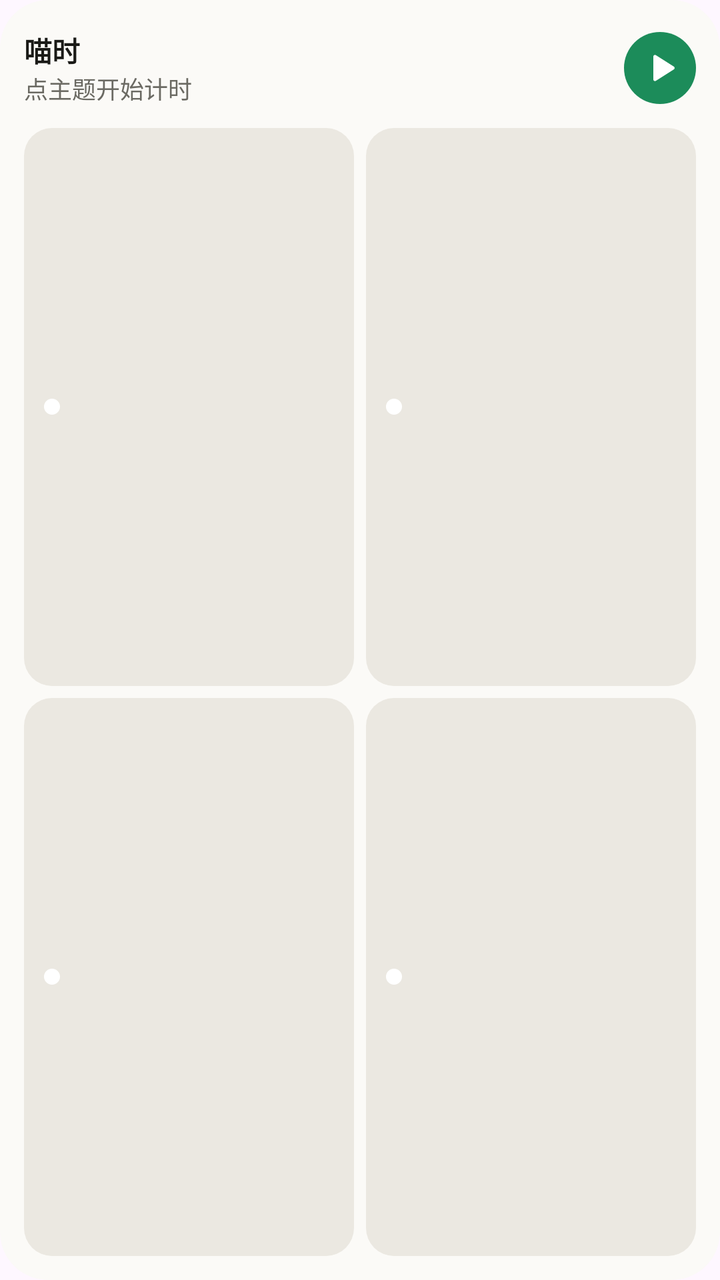
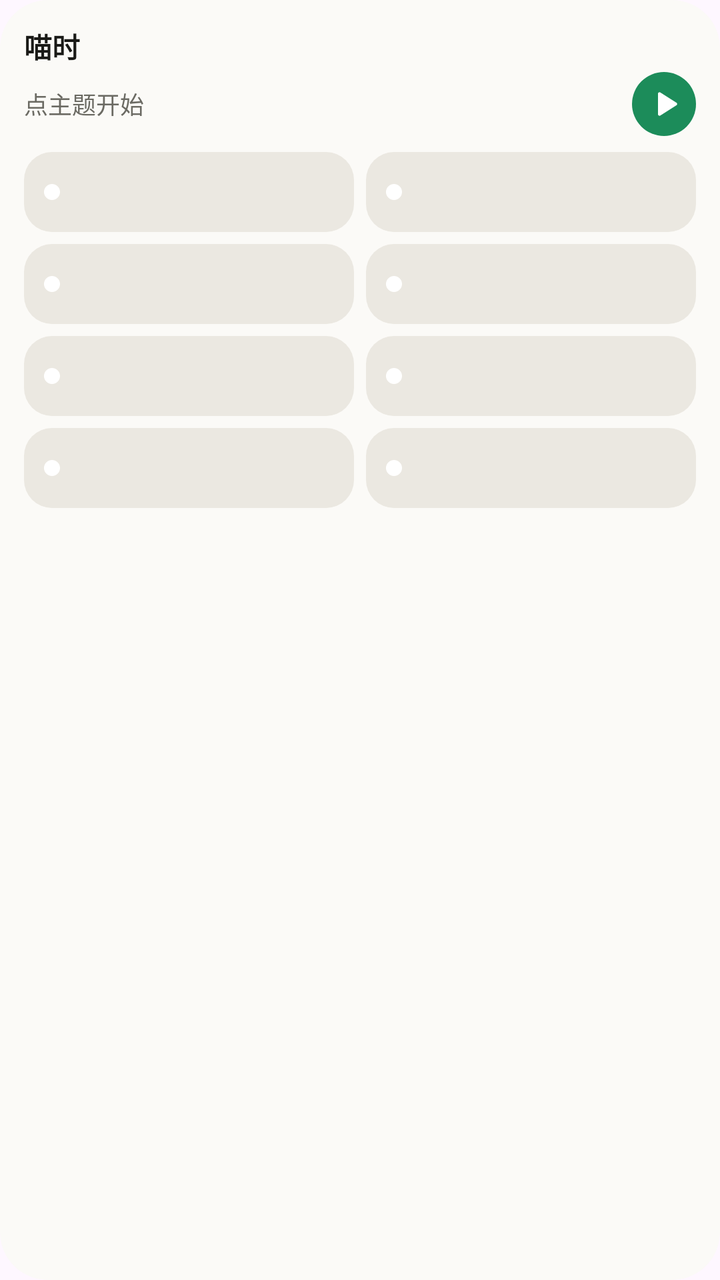

Screens rendered from an Android XML layout before and after an edit, with the pre-edit source and the edit as a unified diff.
<!-- AndroidManifest.xml: application theme Theme.TimeLogDemo -->
<!-- res/layout/widget_tracks.xml -->
<?xml version="1.0" encoding="utf-8"?>
<LinearLayout xmlns:android="http://schemas.android.com/apk/res/android"
    android:layout_width="match_parent"
    android:layout_height="match_parent"
    android:background="@drawable/widget_bg"
    android:orientation="vertical"
    android:padding="12dp">

    
    <LinearLayout
        android:id="@+id/hdr"
        android:layout_width="match_parent"
        android:layout_height="44dp"
        android:gravity="center_vertical"
        android:orientation="horizontal">

        <ImageView
            android:id="@+id/hdr_dot"
            android:layout_width="10dp"
            android:layout_height="10dp"
            android:layout_marginEnd="8dp"
            android:contentDescription="@null"
            android:src="@drawable/widget_dot"
            android:visibility="gone" />

        <LinearLayout
            android:layout_width="0dp"
            android:layout_height="wrap_content"
            android:layout_weight="1"
            android:orientation="vertical">

            <TextView
                android:id="@+id/hdr_title"
                android:layout_width="match_parent"
                android:layout_height="wrap_content"
                android:ellipsize="end"
                android:maxLines="1"
                android:text="@string/app_name"
                android:textColor="@color/widget_on_bg"
                android:textSize="14sp"
                android:textStyle="bold" />

            <Chronometer
                android:id="@+id/hdr_chrono"
                android:layout_width="wrap_content"
                android:layout_height="wrap_content"
                android:fontFeatureSettings="tnum"
                android:textColor="@color/widget_on_bg_variant"
                android:textSize="13sp"
                android:visibility="gone" />

            <TextView
                android:id="@+id/hdr_sub"
                android:layout_width="match_parent"
                android:layout_height="wrap_content"
                android:ellipsize="end"
                android:maxLines="1"
                android:text="点主题开始计时"
                android:textColor="@color/widget_on_bg_variant"
                android:textSize="12sp" />
        </LinearLayout>

        <ImageView
            android:id="@+id/hdr_pause"
            android:layout_width="36dp"
            android:layout_height="36dp"
            android:background="@drawable/widget_round_secondary"
            android:contentDescription="暂停或继续"
            android:padding="8dp"
            android:src="@drawable/ic_widget_pause"
            android:visibility="gone" />

        <ImageView
            android:id="@+id/hdr_stop"
            android:layout_width="36dp"
            android:layout_height="36dp"
            android:layout_marginStart="6dp"
            android:background="@drawable/widget_round_primary"
            android:contentDescription="停止"
            android:padding="9dp"
            android:src="@drawable/ic_widget_stop"
            android:visibility="gone" />

        <ImageView
            android:id="@+id/hdr_quick"
            android:layout_width="36dp"
            android:layout_height="36dp"
            android:background="@drawable/widget_round_primary"
            android:contentDescription="快速开始"
            android:padding="8dp"
            android:src="@drawable/ic_widget_play" />
    </LinearLayout>

    <TextView
        android:id="@+id/empty"
        android:layout_width="match_parent"
        android:layout_height="0dp"
        android:layout_weight="1"
        android:gravity="center"
        android:text="在 app 里新建主题后，可以在这里一键开始"
        android:textColor="@color/widget_on_bg_variant"
        android:textSize="12sp"
        android:visibility="gone" />

    <LinearLayout
        android:id="@+id/grid"
        android:layout_width="match_parent"
        android:layout_height="0dp"
        android:layout_marginTop="8dp"
        android:layout_weight="1"
        android:orientation="vertical">

        <LinearLayout
            android:layout_width="match_parent"
            android:layout_height="0dp"
            android:layout_weight="1"
            android:orientation="horizontal">

            <LinearLayout
                android:id="@+id/slot0"
                style="@style/WidgetTrackSlot"
                android:layout_marginEnd="3dp">
                <ImageView android:id="@+id/slot0_dot" style="@style/WidgetTrackDot" />
                <TextView android:id="@+id/slot0_name" style="@style/WidgetTrackName" />
            </LinearLayout>

            <LinearLayout
                android:id="@+id/slot1"
                style="@style/WidgetTrackSlot"
                android:layout_marginStart="3dp">
                <ImageView android:id="@+id/slot1_dot" style="@style/WidgetTrackDot" />
                <TextView android:id="@+id/slot1_name" style="@style/WidgetTrackName" />
            </LinearLayout>
        </LinearLayout>

        <LinearLayout
            android:id="@+id/row1"
            android:layout_width="match_parent"
            android:layout_height="0dp"
            android:layout_marginTop="6dp"
            android:layout_weight="1"
            android:orientation="horizontal">

            <LinearLayout
                android:id="@+id/slot2"
                style="@style/WidgetTrackSlot"
                android:layout_marginEnd="3dp">
                <ImageView android:id="@+id/slot2_dot" style="@style/WidgetTrackDot" />
                <TextView android:id="@+id/slot2_name" style="@style/WidgetTrackName" />
            </LinearLayout>

            <LinearLayout
                android:id="@+id/slot3"
                style="@style/WidgetTrackSlot"
                android:layout_marginStart="3dp">
                <ImageView android:id="@+id/slot3_dot" style="@style/WidgetTrackDot" />
                <TextView android:id="@+id/slot3_name" style="@style/WidgetTrackName" />
            </LinearLayout>
        </LinearLayout>
    </LinearLayout>
</LinearLayout>
<!-- resources referenced by this layout -->
<resources>
  <color name="widget_on_bg">#FF1A1A17</color>
  <color name="widget_on_bg_variant">#FF6B6A63</color>
  <!-- drawable ic_widget_pause (drawable) -->
  <vector xmlns:android="http://schemas.android.com/apk/res/android"
      android:width="24dp"
      android:height="24dp"
      android:viewportWidth="24"
      android:viewportHeight="24">
      <path
          android:fillColor="#FFFFFFFF"
          android:pathData="M8,19c1.1,0 2,-0.9 2,-2V7c0,-1.1 -0.9,-2 -2,-2s-2,0.9 -2,2v10c0,1.1 0.9,2 2,2zM14,7v10c0,1.1 0.9,2 2,2s2,-0.9 2,-2V7c0,-1.1 -0.9,-2 -2,-2s-2,0.9 -2,2z" />
  </vector>
  <!-- drawable ic_widget_play (drawable) -->
  <vector xmlns:android="http://schemas.android.com/apk/res/android"
      android:width="24dp"
      android:height="24dp"
      android:viewportWidth="24"
      android:viewportHeight="24">
      <path
          android:fillColor="#FFFFFFFF"
          android:pathData="M8,5.14v13.72c0,0.79 0.87,1.27 1.54,0.84l10.78,-6.86c0.62,-0.39 0.62,-1.29 0,-1.69L9.54,4.3C8.87,3.87 8,4.35 8,5.14z" />
  </vector>
  <!-- drawable ic_widget_stop (drawable) -->
  <vector xmlns:android="http://schemas.android.com/apk/res/android"
      android:width="24dp"
      android:height="24dp"
      android:viewportWidth="24"
      android:viewportHeight="24">
      <path
          android:fillColor="#FFFFFFFF"
          android:pathData="M8,6h8c1.1,0 2,0.9 2,2v8c0,1.1 -0.9,2 -2,2H8c-1.1,0 -2,-0.9 -2,-2V8c0,-1.1 0.9,-2 2,-2z" />
  </vector>
  <!-- drawable widget_bg (drawable) -->
  <?xml version="1.0" encoding="utf-8"?>
  <shape xmlns:android="http://schemas.android.com/apk/res/android" android:shape="rectangle">
      <solid android:color="@color/widget_bg" />
      <corners android:radius="24dp" />
  </shape>
  <!-- drawable widget_dot (drawable) -->
  <?xml version="1.0" encoding="utf-8"?>
  <shape xmlns:android="http://schemas.android.com/apk/res/android" android:shape="oval">
      <solid android:color="#FFFFFFFF" />
      <size android:width="10dp" android:height="10dp" />
  </shape>
  <!-- drawable widget_round_primary (drawable) -->
  <?xml version="1.0" encoding="utf-8"?>
  <shape xmlns:android="http://schemas.android.com/apk/res/android" android:shape="oval">
      <solid android:color="@color/widget_accent" />
  </shape>
  <!-- drawable widget_round_secondary (drawable) -->
  <?xml version="1.0" encoding="utf-8"?>
  <shape xmlns:android="http://schemas.android.com/apk/res/android" android:shape="oval">
      <solid android:color="@color/widget_button" />
  </shape>
  <string name="app_name">喵时</string>
  <style name="WidgetTrackDot">
          <item name="android:layout_width">8dp</item>
          <item name="android:layout_height">8dp</item>
          <item name="android:layout_marginEnd">7dp</item>
          <item name="android:src">@drawable/widget_dot</item>
          <item name="android:contentDescription">@null</item>
      </style>
  <style name="WidgetTrackName">
          <item name="android:layout_width">0dp</item>
          <item name="android:layout_height">wrap_content</item>
          <item name="android:layout_weight">1</item>
          <item name="android:ellipsize">end</item>
          <item name="android:maxLines">1</item>
          <item name="android:textColor">@color/widget_on_bg</item>
          <item name="android:textSize">13sp</item>
      </style>
  <style name="Theme.TimeLogDemo" parent="Theme.Material3.DayNight.NoActionBar" />
  <color name="widget_bg">#FFFBFAF7</color>
  <color name="widget_accent">#FF1C8C5A</color>
  <color name="widget_button">#FFEBE8E1</color>
  <!-- drawable widget_chip (drawable) -->
  <?xml version="1.0" encoding="utf-8"?>
  <shape xmlns:android="http://schemas.android.com/apk/res/android" android:shape="rectangle">
      <solid android:color="@color/widget_button" />
      <corners android:radius="14dp" />
  </shape>
  <!-- unchanged entries left out for length: 1 -->
</resources>

<!-- the commit's change to res/layout/widget_tracks.xml (unified diff, before → after) -->
@@ -10,86 +10,111 @@
     <LinearLayout
         android:id="@+id/hdr"
         android:layout_width="match_parent"
-        android:layout_height="44dp"
-        android:gravity="center_vertical"
-        android:orientation="horizontal">
-
-        <ImageView
-            android:id="@+id/hdr_dot"
-            android:layout_width="10dp"
-            android:layout_height="10dp"
-            android:layout_marginEnd="8dp"
-            android:contentDescription="@null"
-            android:src="@drawable/widget_dot"
-            android:visibility="gone" />
+        android:layout_height="58dp"
+        android:orientation="vertical">
 
         <LinearLayout
-            android:layout_width="0dp"
-            android:layout_height="wrap_content"
-            android:layout_weight="1"
-            android:orientation="vertical">
+            android:layout_width="match_parent"
+            android:layout_height="22dp"
+            android:gravity="center_vertical"
+            android:orientation="horizontal">
+
+            <ImageView
+                android:id="@+id/hdr_dot"
+                android:layout_width="9dp"
+                android:layout_height="9dp"
+                android:layout_marginEnd="7dp"
+                android:contentDescription="@null"
+                android:src="@drawable/widget_dot"
+                android:visibility="gone" />
 
             <TextView
                 android:id="@+id/hdr_title"
-                android:layout_width="match_parent"
+                android:layout_width="0dp"
                 android:layout_height="wrap_content"
+                android:layout_weight="1"
                 android:ellipsize="end"
                 android:maxLines="1"
                 android:text="@string/app_name"
                 android:textColor="@color/widget_on_bg"
                 android:textSize="14sp"
                 android:textStyle="bold" />
+        </LinearLayout>
 
-            <Chronometer
-                android:id="@+id/hdr_chrono"
-                android:layout_width="wrap_content"
+        <LinearLayout
+            android:layout_width="match_parent"
+            android:layout_height="36dp"
+            android:gravity="center_vertical"
+            android:orientation="horizontal">
+
+            <FrameLayout
+                android:layout_width="0dp"
                 android:layout_height="wrap_content"
-                android:fontFeatureSettings="tnum"
-                android:textColor="@color/widget_on_bg_variant"
-                android:textSize="13sp"
+                android:layout_weight="1">
+
+                <Chronometer
+                    android:id="@+id/hdr_chrono"
+                    android:layout_width="wrap_content"
+                    android:layout_height="wrap_content"
+                    android:fontFeatureSettings="tnum"
+                    android:maxLines="1"
+                    android:textColor="@color/widget_on_bg_variant"
+                    android:textSize="13sp"
+                    android:visibility="gone" />
+
+                <TextView
+                    android:id="@+id/hdr_sub"
+                    android:layout_width="match_parent"
+                    android:layout_height="wrap_content"
+                    android:ellipsize="end"
+                    android:maxLines="1"
+                    android:text="点主题开始"
+                    android:textColor="@color/widget_on_bg_variant"
+                    android:textSize="12sp" />
+            </FrameLayout>
+
+            <ImageView
+                android:id="@+id/hdr_pause"
+                android:layout_width="32dp"
+                android:layout_height="32dp"
+                android:background="@drawable/widget_round_secondary"
+                android:contentDescription="暂停或继续"
+                android:padding="7dp"
+                android:src="@drawable/ic_widget_pause"
                 android:visibility="gone" />
 
-            <TextView
-                android:id="@+id/hdr_sub"
-                android:layout_width="match_parent"
-                android:layout_height="wrap_content"
-                android:ellipsize="end"
-                android:maxLines="1"
-                android:text="点主题开始计时"
-                android:textColor="@color/widget_on_bg_variant"
-                android:textSize="12sp" />
+            <ImageView
+                android:id="@+id/hdr_stop"
+                android:layout_width="32dp"
+                android:layout_height="32dp"
+                android:layout_marginStart="5dp"
+                android:background="@drawable/widget_round_primary"
+                android:contentDescription="结束"
+                android:padding="8dp"
+                android:src="@drawable/ic_widget_stop"
+                android:visibility="gone" />
+
+            <ImageView
+                android:id="@+id/hdr_quick"
+                android:layout_width="32dp"
+                android:layout_height="32dp"
+                android:background="@drawable/widget_round_primary"
+                android:contentDescription="快速开始"
+                android:padding="7dp"
+                android:src="@drawable/ic_widget_play" />
         </LinearLayout>
+    </LinearLayout>
 
-        <ImageView
-            android:id="@+id/hdr_pause"
-            android:layout_width="36dp"
-            android:layout_height="36dp"
-            android:background="@drawable/widget_round_secondary"
-            android:contentDescription="暂停或继续"
-            android:padding="8dp"
-            android:src="@drawable/ic_widget_pause"
-            android:visibility="gone" />
-
-        <ImageView
-            android:id="@+id/hdr_stop"
-            android:layout_width="36dp"
-            android:layout_height="36dp"
-            android:layout_marginStart="6dp"
-            android:background="@drawable/widget_round_primary"
-            android:contentDescription="停止"
-            android:padding="9dp"
-            android:src="@drawable/ic_widget_stop"
-            android:visibility="gone" />
-
-        <ImageView
-            android:id="@+id/hdr_quick"
-            android:layout_width="36dp"
-            android:layout_height="36dp"
-            android:background="@drawable/widget_round_primary"
-            android:contentDescription="快速开始"
-            android:padding="8dp"
-            android:src="@drawable/ic_widget_play" />
-    </LinearLayout>
+    <TextView
+        android:id="@+id/hint"
+        android:layout_width="match_parent"
+        android:layout_height="wrap_content"
+        android:layout_marginTop="4dp"
+        android:maxLines="1"
+        android:text="点主题，归入当前计时"
+        android:textColor="@color/widget_accent"
+        android:textSize="12sp"
+        android:visibility="gone" />
 
     <TextView
         android:id="@+id/empty"
@@ -102,60 +127,55 @@
         android:textSize="12sp"
         android:visibility="gone" />
 
+    
     <LinearLayout
         android:id="@+id/grid"
         android:layout_width="match_parent"
-        android:layout_height="0dp"
-        android:layout_marginTop="8dp"
-        android:layout_weight="1"
+        android:layout_height="wrap_content"
         android:orientation="vertical">
 
-        <LinearLayout
-            android:layout_width="match_parent"
-            android:layout_height="0dp"
-            android:layout_weight="1"
-            android:orientation="horizontal">
-
-            <LinearLayout
-                android:id="@+id/slot0"
-                style="@style/WidgetTrackSlot"
-                android:layout_marginEnd="3dp">
+        <LinearLayout android:id="@+id/row0" style="@style/WidgetTrackRow">
+            <LinearLayout android:id="@+id/slot0" style="@style/WidgetTrackSlot" android:layout_marginEnd="3dp">
                 <ImageView android:id="@+id/slot0_dot" style="@style/WidgetTrackDot" />
                 <TextView android:id="@+id/slot0_name" style="@style/WidgetTrackName" />
             </LinearLayout>
-
-            <LinearLayout
-                android:id="@+id/slot1"
-                style="@style/WidgetTrackSlot"
-                android:layout_marginStart="3dp">
+            <LinearLayout android:id="@+id/slot1" style="@style/WidgetTrackSlot" android:layout_marginStart="3dp">
                 <ImageView android:id="@+id/slot1_dot" style="@style/WidgetTrackDot" />
                 <TextView android:id="@+id/slot1_name" style="@style/WidgetTrackName" />
             </LinearLayout>
         </LinearLayout>
 
-        <LinearLayout
-            android:id="@+id/row1"
-            android:layout_width="match_parent"
-            android:layout_height="0dp"
-            android:layout_marginTop="6dp"
-            android:layout_weight="1"
-            android:orientation="horizontal">
-
-            <LinearLayout
-                android:id="@+id/slot2"
-                style="@style/WidgetTrackSlot"
-                android:layout_marginEnd="3dp">
+        <LinearLayout android:id="@+id/row1" style="@style/WidgetTrackRow">
+            <LinearLayout android:id="@+id/slot2" style="@style/WidgetTrackSlot" android:layout_marginEnd="3dp">
                 <ImageView android:id="@+id/slot2_dot" style="@style/WidgetTrackDot" />
                 <TextView android:id="@+id/slot2_name" style="@style/WidgetTrackName" />
             </LinearLayout>
-
-            <LinearLayout
-                android:id="@+id/slot3"
-                style="@style/WidgetTrackSlot"
-                android:layout_marginStart="3dp">
+            <LinearLayout android:id="@+id/slot3" style="@style/WidgetTrackSlot" android:layout_marginStart="3dp">
                 <ImageView android:id="@+id/slot3_dot" style="@style/WidgetTrackDot" />
                 <TextView android:id="@+id/slot3_name" style="@style/WidgetTrackName" />
             </LinearLayout>
         </LinearLayout>
+
+        <LinearLayout android:id="@+id/row2" style="@style/WidgetTrackRow">
+            <LinearLayout android:id="@+id/slot4" style="@style/WidgetTrackSlot" android:layout_marginEnd="3dp">
+                <ImageView android:id="@+id/slot4_dot" style="@style/WidgetTrackDot" />
+                <TextView android:id="@+id/slot4_name" style="@style/WidgetTrackName" />
+            </LinearLayout>
+            <LinearLayout android:id="@+id/slot5" style="@style/WidgetTrackSlot" android:layout_marginStart="3dp">
+                <ImageView android:id="@+id/slot5_dot" style="@style/WidgetTrackDot" />
+                <TextView android:id="@+id/slot5_name" style="@style/WidgetTrackName" />
+            </LinearLayout>
+        </LinearLayout>
+
+        <LinearLayout android:id="@+id/row3" style="@style/WidgetTrackRow">
+            <LinearLayout android:id="@+id/slot6" style="@style/WidgetTrackSlot" android:layout_marginEnd="3dp">
+                <ImageView android:id="@+id/slot6_dot" style="@style/WidgetTrackDot" />
+                <TextView android:id="@+id/slot6_name" style="@style/WidgetTrackName" />
+            </LinearLayout>
+            <LinearLayout android:id="@+id/slot7" style="@style/WidgetTrackSlot" android:layout_marginStart="3dp">
+                <ImageView android:id="@+id/slot7_dot" style="@style/WidgetTrackDot" />
+                <TextView android:id="@+id/slot7_name" style="@style/WidgetTrackName" />
+            </LinearLayout>
+        </LinearLayout>
     </LinearLayout>
 </LinearLayout>
<!-- resource entries referenced after the edit -->
@@ -71,6 +71,12 @@
           <item name="android:textColor">@color/widget_on_bg</item>
           <item name="android:textSize">13sp</item>
       </style>
+  <style name="WidgetTrackRow">
+          <item name="android:layout_width">match_parent</item>
+          <item name="android:layout_height">40dp</item>
+          <item name="android:layout_marginTop">6dp</item>
+          <item name="android:orientation">horizontal</item>
+      </style>
   <style name="Theme.TimeLogDemo" parent="Theme.Material3.DayNight.NoActionBar" />
   <color name="widget_bg">#FFFBFAF7</color>
   <color name="widget_accent">#FF1C8C5A</color>
